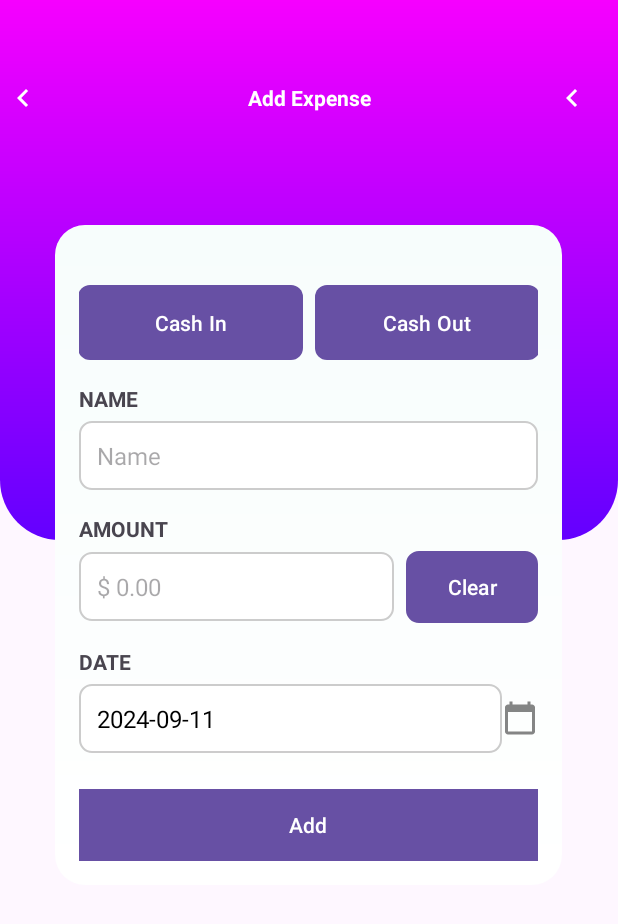
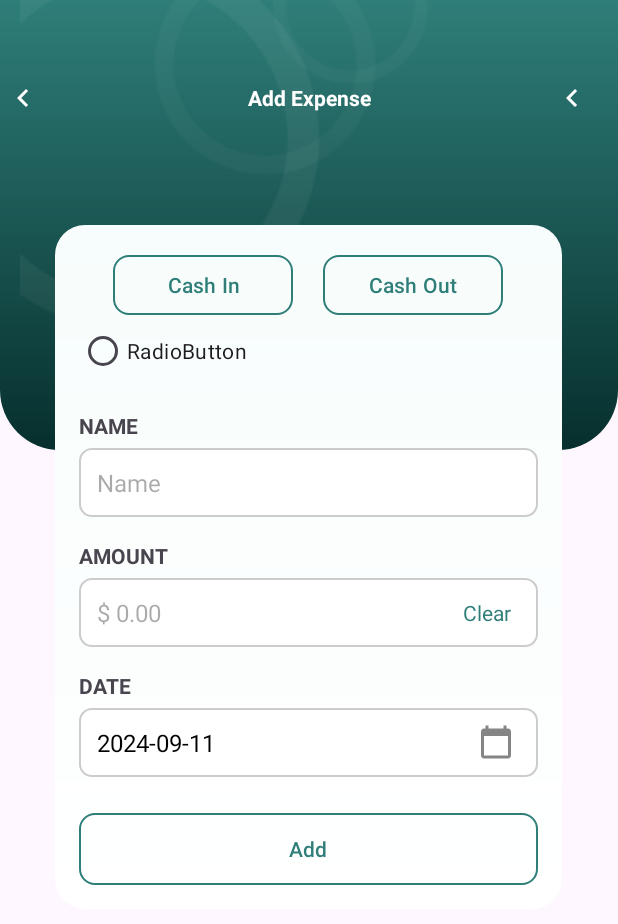
Before and after one commit to palolik/expences, an Android app: the screen it shows after launch (AddExpenseActivity), after a tap on an icon or button, on a phone screen of 412 x 824 dp. Shown: the top 924 px of the screen. Run offline under Robolectric (Android 15) with nearby library versions, the light colour scheme and no system bars; our stand-ins replace Dagger/Hilt's generated code, Room's generated code.

Commit message:
one problem left

```diff
--- a/app/src/main/java/com/kotlin5/expenses/ExpenseViewModel.kt
+++ b/app/src/main/java/com/kotlin5/expenses/ExpenseViewModel.kt
@@ -1,6 +1,7 @@
 package com.kotlin5.expenses
 
 import androidx.lifecycle.LiveData
+import androidx.lifecycle.MediatorLiveData
 import androidx.lifecycle.ViewModel
 import androidx.lifecycle.viewModelScope
 import dagger.hilt.android.lifecycle.HiltViewModel
@@ -10,7 +11,25 @@ import javax.inject.Inject
 @HiltViewModel
 class ExpenseViewModel @Inject constructor(private val expenseRepository: ExpenseRepository) : ViewModel() {
 
-    val allExpenses: LiveData<List<Expense>> = expenseRepository.getAllExpenses()
+     val allExpenses: LiveData<List<Expense>> = expenseRepository.getAllExpenses()
+
+
+    val totalBalance: MediatorLiveData<Double> = MediatorLiveData()
+    val totalIncome: MediatorLiveData<Double> = MediatorLiveData()
+    val totalExpenses: MediatorLiveData<Double> = MediatorLiveData()
+
+    init {
+
+        totalBalance.addSource(allExpenses) { expenses ->
+            totalBalance.value = expenses.sumOf { it.amount }
+        }
+        totalIncome.addSource(allExpenses) { expenses ->
+            totalIncome.value = expenses.filter { it.type == "Cash In" }.sumOf { it.amount }
+        }
+        totalExpenses.addSource(allExpenses) { expenses ->
+            totalExpenses.value = expenses.filter { it.type == "Cash Out" }.sumOf { it.amount }
+        }
+    }
 
     fun insert(expense: Expense) = viewModelScope.launch {
         expenseRepository.insertExpense(expense)
--- a/app/src/main/java/com/kotlin5/expenses/MainActivity.kt
+++ b/app/src/main/java/com/kotlin5/expenses/MainActivity.kt
@@ -24,13 +24,26 @@ class MainActivity : AppCompatActivity() {
         val adapter = ExpenseAdapter()
 
         binding.cashlist.adapter = adapter
-        binding.cashlist.layoutManager = LinearLayoutManager(this) // Set the LayoutManager
+        binding.cashlist.layoutManager = LinearLayoutManager(this)
 
         expenseViewModel.allExpenses.observe(this, Observer { expenses ->
             expenses?.let {
                 adapter.submitList(it)
                 logExpenses(it)  // Log the expenses
             }
+        })
+
+        // Observe total balance, income, and expenses
+        expenseViewModel.totalBalance.observe(this, Observer { totalBalance ->
+            binding.ettotalbalance.text = "$${String.format("%.2f", totalBalance)}"
+        })
+
+        expenseViewModel.totalIncome.observe(this, Observer { totalIncome ->
+            binding.totalincome.text = "$${String.format("%.2f", totalIncome)}"
+        })
+
+        expenseViewModel.totalExpenses.observe(this, Observer { totalExpenses ->
+            binding.totalexpense.text = "$${String.format("%.2f", totalExpenses)}"
         })
 
         binding.fab.setOnClickListener {
--- /dev/null
+++ b/app/src/main/res/drawable/baseline_add_24.xml
@@ -0,0 +1,5 @@
+<vector xmlns:android="http://schemas.android.com/apk/res/android" android:height="24dp" android:tint="#FFFFFF" android:viewportHeight="24" android:viewportWidth="24" android:width="24dp">
+
+    <path android:fillColor="@android:color/white" android:pathData="M19,13h-6v6h-2v-6H5v-2h6V5h2v6h6v2z"/>
+
+</vector>
--- /dev/null
+++ b/app/src/main/res/drawable/border_button.xml
@@ -0,0 +1,8 @@
+<?xml version="1.0" encoding="utf-8"?>
+<shape xmlns:android="http://schemas.android.com/apk/res/android">
+    <solid android:color="@android:color/transparent"/>
+    <stroke
+        android:width="1dp"
+    android:color="@color/green"/>
+    <corners android:radius="10dp"/>
+</shape>
--- a/app/src/main/res/drawable/button_selector.xml
+++ b/app/src/main/res/drawable/button_selector.xml
@@ -1,21 +1,7 @@
+<?xml version="1.0" encoding="utf-8"?>
+<selector xmlns:android="http://schemas.android.com/apk/res/android">
 
-<selector xmlns:android="http://schemas.android.com/apk/res/android">
-    <item android:state_enabled="false">
-        <shape>
-            <solid android:color="#BDBDBD"/>
-            <corners android:radius="8dp"/>
-        </shape>
-    </item>
-    <item android:state_pressed="true">
-        <shape>
-            <solid android:color="#00796B"/>
-            <corners android:radius="8dp"/>
-        </shape>
-    </item>
-    <item>
-        <shape>
-            <solid android:color="#009688"/>
-            <corners android:radius="8dp"/>
-        </shape>
-    </item>
+    <item android:state_pressed="true" android:drawable="@drawable/tapped_button"/>
+
+    <item android:state_pressed="false" android:drawable="@drawable/border_button" />
 </selector>
--- a/app/src/main/res/drawable/curved_background.xml
+++ b/app/src/main/res/drawable/curved_background.xml
@@ -3,8 +3,8 @@
 
     <!-- Gradient color for the background -->
     <gradient
-        android:startColor="#F600FF"
-        android:endColor="#6300FF"
+        android:startColor="#2F7E79"
+        android:endColor="#062F2D"
         android:angle="270" />
 
     <!-- Define the corners for the shape -->
--- a/app/src/main/res/drawable/curved_background2.xml
+++ b/app/src/main/res/drawable/curved_background2.xml
@@ -3,8 +3,8 @@
 
     <!-- Gradient color for the background -->
     <gradient
-        android:startColor="#6300FF"
-        android:endColor="#F600FF"
+        android:endColor="#18625D"
+        android:startColor="#1D5D58"
         android:angle="270" />
 
     <!-- Define the corners for the shape -->
--- /dev/null
+++ b/app/src/main/res/drawable/tapped_button.xml
@@ -0,0 +1,8 @@
+<?xml version="1.0" encoding="utf-8"?>
+<shape xmlns:android="http://schemas.android.com/apk/res/android">
+    <solid android:color="@color/green"/>
+    <stroke
+        android:width="1dp"
+        android:color="@color/green"/>
+    <corners android:radius="10dp"/>
+</shape>
--- a/app/src/main/res/layout/activity_add_expense.xml
+++ b/app/src/main/res/layout/activity_add_expense.xml
@@ -29,11 +29,20 @@
                     app:layout_constraintTop_toTopOf="parent">
                     <androidx.constraintlayout.widget.ConstraintLayout
                         android:layout_width="match_parent"
-                        android:layout_height="360dp"
+                        android:layout_height="300dp"
                         android:background="@drawable/curved_background"
                         app:layout_constraintEnd_toEndOf="parent"
                         app:layout_constraintStart_toStartOf="parent"
                         app:layout_constraintTop_toTopOf="parent">
+
+                        <ImageView
+                            android:id="@+id/imageView"
+                            android:layout_width="392dp"
+                            android:layout_height="325dp"
+                            app:srcCompat="@drawable/back"
+                            tools:layout_editor_absoluteX="-10dp"
+                            tools:ignore="MissingConstraints" />
+
                     </androidx.constraintlayout.widget.ConstraintLayout>
                     <View
                         android:id="@+id/view"
@@ -95,28 +104,38 @@
                                 android:layout_height="wrap_content"
                                 android:orientation="horizontal"
                                 android:gravity="center"
-                                android:layout_marginTop="24dp">
+                                android:layout_marginTop="4dp">
                                 <Button
                                 android:id="@+id/btn_cash_in"
-                                    android:layout_width="150dp"
-                                    android:layout_height="50dp"
+                                android:layout_width="120dp"
+                                android:layout_height="40dp"
                                 android:text="Cash In"
                                 android:background="@drawable/button_selector"
-                                    android:textColor="@android:color/white"
+                                android:textColor="@color/green"
                                 android:textAllCaps="false"
-                                    android:gravity="center"
-                                    android:state_pressed="true"
-                                    android:layout_marginEnd="8dp"/>
+                                android:layout_marginRight="10dp" />
                                 <Button
                                 android:id="@+id/btn_cash_out"
-                                    android:layout_width="150dp"
-                                    android:layout_height="50dp"
-                                    android:state_pressed="false"
+                                android:layout_width="120dp"
+                                android:layout_height="40dp"
                                 android:text="Cash Out"
                                 android:background="@drawable/button_selector"
-                                    android:textColor="@android:color/white"
-                                    android:textAllCaps="false"/>
+                                android:textColor="@color/green"
+                                android:textAllCaps="false"
+                                android:layout_marginLeft="10dp" />
                             </LinearLayout>
+
+                            <RadioGroup
+                                android:layout_width="match_parent"
+                                android:layout_height="match_parent" >
+
+                                <RadioButton
+                                    android:id="@+id/radioButton"
+                                    android:layout_width="match_parent"
+                                    android:layout_height="wrap_content"
+                                    android:text="RadioButton" />
+                            </RadioGroup>
+
                             <TextView
                                 android:id="@+id/textView"
                                 android:layout_width="match_parent"
@@ -153,21 +172,20 @@
                                     android:id="@+id/et_amount"
                                     android:layout_width="match_parent"
                                     android:layout_height="wrap_content"
-                                    android:layout_weight="1"
                                     android:background="@drawable/edittext_background"
                                     android:hint="$ 0.00"
                                     android:inputType="numberDecimal"
                                     android:padding="12dp"
                                     android:textSize="16sp" />
 
-                                <Button
+                                <TextView
                                     android:id="@+id/btn_clear"
                                     android:layout_width="wrap_content"
                                     android:layout_height="wrap_content"
                                     android:text="Clear"
-                                    android:background="@drawable/edittext_background"
-                                    android:textAllCaps="false"
-                                    android:layout_marginStart="8dp"/>
+                                    android:textColor="@color/green"
+                                    android:background="@color/white"
+                                    android:layout_marginStart="-50dp"/>
                             </LinearLayout>
 
                             <TextView
@@ -184,18 +202,19 @@
                                 android:orientation="horizontal"
                                 android:gravity="center_vertical"
                             >
+
                                 <TextView
                                     android:id="@+id/tv_date"
-                                    android:layout_width="0dp"
+                                    android:layout_width="match_parent"
                                     android:layout_height="wrap_content"
-                                    android:layout_weight="1"
                                     android:background="@drawable/edittext_background"
                                     android:padding="12dp"
                                     android:text="Tue, 22 Feb 2022"
-                                    android:textSize="16sp"
-                                    android:textColor="#000000"/>
+                                    android:textColor="#000000"
+                                    android:textSize="16sp" />
 
                                 <ImageButton
+                                    android:layout_marginLeft="-40dp"
                                     android:id="@+id/btn_date_picker"
                                     android:layout_width="wrap_content"
                                     android:layout_height="wrap_content"
@@ -210,10 +229,13 @@
                                 android:layout_width="match_parent"
                                 android:layout_height="wrap_content"
                                 android:text="Add"
-                                android:background="#6300FF"
-                                android:textColor="@android:color/white"
+                                android:background="@drawable/border_button"
+                                android:textColor="@color/green"
                                 android:textAllCaps="false"
-                                android:layout_marginTop="24dp"/>
+                                android:layout_marginTop="24dp"
+
+                                />
+
 
                         </LinearLayout>
                     </LinearLayout>
--- a/app/src/main/res/values/colors.xml
+++ b/app/src/main/res/values/colors.xml
@@ -2,5 +2,14 @@
 <resources>
     <color name="black">#FF000000</color>
     <color name="white">#FFFFFFFF</color>
-    <color name="green">#004D40</color>
+    <color name="green">#2F7E79</color>
+    <color name="colorCashIn">#2F7E79</color>
+    <color name="colorCashOut">#2F7E79</color>
+    <color name="colorDefault">#000000</color>
+    <color name="chip_background">#FFFFFF</color>
+    <color name="chip_stroke">#2F7E79</color>
+    <color name="chip_text">#000000</color>
+    <color name="chip_background_selected">#2F7E79</color>
+    <color name="chip_stroke_selected">#2F7E79</color>
+    <color name="chip_text_selected">#FFFFFFFF</color>
 </resources>
--- a/app/src/main/res/values/themes.xml
+++ b/app/src/main/res/values/themes.xml
@@ -2,7 +2,7 @@
     <!-- Base application theme. -->
     <style name="Base.Theme.Expenses" parent="Theme.Material3.DayNight.NoActionBar">
         <!-- Customize your light theme here. -->
-        <!-- <item name="colorPrimary">@color/my_light_primary</item> -->
+       <item name="colorPrimary">@color/green</item>
     </style>
     <style name="Button_Secondary" parent="Widget.MaterialComponents.Button">
         <item name="android:textSize">18sp</item>
--- a/gradle/libs.versions.toml
+++ b/gradle/libs.versions.toml
@@ -9,8 +9,8 @@ appcompat = "1.7.0"
 material = "1.12.0"
 activity = "1.9.2"
 constraintlayout = "2.1.4"
-lifecycle-viewmodel-ktx = "2.8.5"
-lifecycle-livedata-ktx = "2.8.5"
+lifecycle-viewmodel-ktx = "2.8.1"
+lifecycle-livedata-ktx = "2.8.1"
 room-runtime = "2.6.1"
 room-compiler = "2.6.1"
 hilt-android = "2.51.1"
```
Also changed, not shown: app/src/main/java/com/kotlin5/expenses/AddExpenseActivity.kt (+20 -6 lines), app/src/main/java/com/kotlin5/expenses/ExpenseAdapter.kt (+17 -4 lines), app/src/main/res/layout/activity_main.xml (+23 -36 lines), app/src/main/res/layout/cashtransection.xml (+3 -6 lines), app/src/main/res/values/styles.xml (added, +17 -0 lines), app/src/main/res/drawable/back.png (added). Lines whose indentation alone changed are shown as unchanged.
